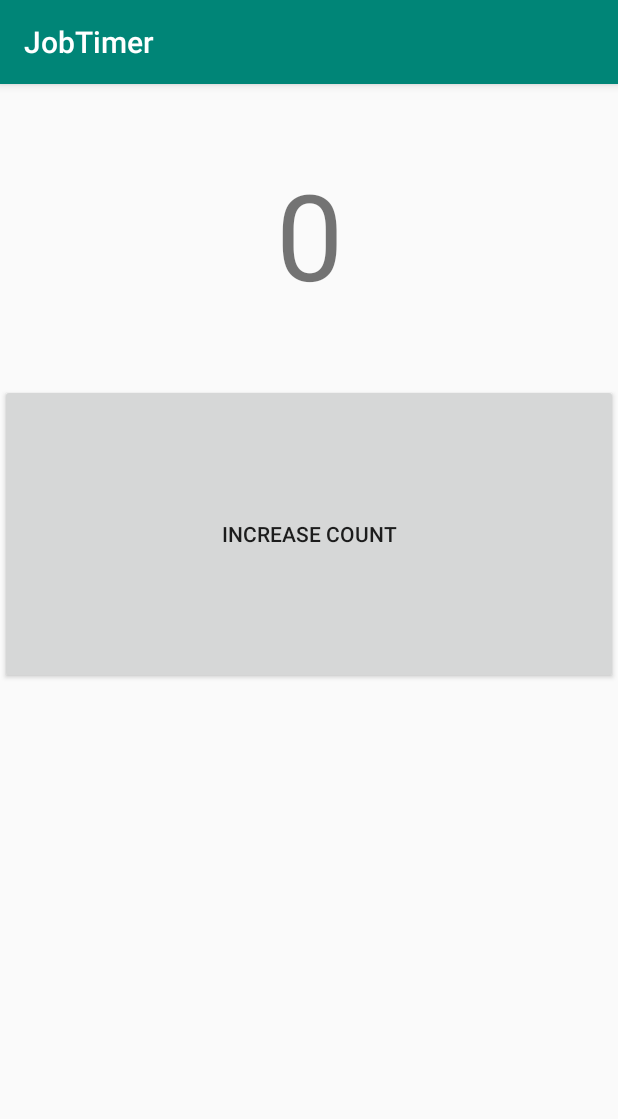
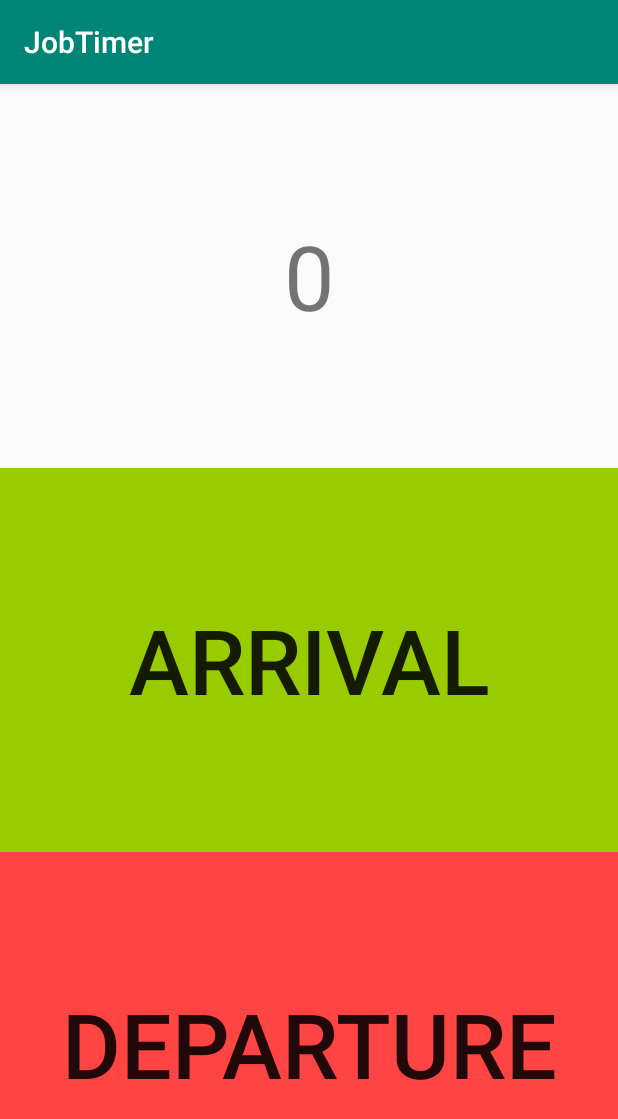
Before and after one commit to ramruizni/JobTimer, an Android app: the screen it shows after launch (MainActivity), on a phone screen of 412 x 824 dp. Shown: the top 1119 px of the screen. Run offline under Robolectric (Android 15) with nearby library versions, the phone set to English and light mode, and no system bars; 4 statements that could not run were skipped.

```diff
--- a/app/src/main/java/com/valid/jobtimer/KoinApp.kt
+++ b/app/src/main/java/com/valid/jobtimer/KoinApp.kt
@@ -6,6 +6,6 @@ import org.koin.android.ext.android.startKoin
 class KoinApp : Application() {
     override fun onCreate() {
         super.onCreate()
-        startKoin(this, listOf(mainModule))
+        startKoin(this, listOf(timesModule))
     }
 }
--- a/app/src/main/java/com/valid/jobtimer/KoinModules.kt
+++ b/app/src/main/java/com/valid/jobtimer/KoinModules.kt
@@ -1,8 +1,8 @@
 package com.valid.jobtimer
 
-import com.valid.jobtimer.viewmodels.MainViewModel
+import com.valid.jobtimer.viewmodels.TimesViewModel
 import org.koin.dsl.module.module
 
-val mainModule = module {
-    single { MainViewModel() }
+val timesModule = module {
+    single { TimesViewModel() }
 }
--- a/app/src/main/java/com/valid/jobtimer/MainActivity.kt
+++ b/app/src/main/java/com/valid/jobtimer/MainActivity.kt
@@ -1,7 +1,7 @@
 package com.valid.jobtimer
 
+import android.os.Bundle
 import androidx.appcompat.app.AppCompatActivity
-import android.os.Bundle
 
 class MainActivity : AppCompatActivity() {
 
--- a/app/src/main/java/com/valid/jobtimer/views/Main.kt
+++ b/app/src/main/java/com/valid/jobtimer/views/MainFragment.kt
@@ -6,14 +6,15 @@ import android.view.View
 import android.view.ViewGroup
 import androidx.fragment.app.Fragment
 import androidx.lifecycle.Observer
+import androidx.navigation.fragment.findNavController
 import com.valid.jobtimer.R
-import com.valid.jobtimer.viewmodels.MainViewModel
+import com.valid.jobtimer.viewmodels.TimesViewModel
 import kotlinx.android.synthetic.main.main_fragment.*
 import org.koin.androidx.viewmodel.ext.android.viewModel
 
-class Main : Fragment() {
+class MainFragment : Fragment() {
 
-    private val viewModel by viewModel<MainViewModel>()
+    private val viewModel by viewModel<TimesViewModel>()
 
     override fun onCreateView(
         inflater: LayoutInflater, container: ViewGroup?,
@@ -25,13 +26,23 @@ class Main : Fragment() {
     override fun onViewCreated(view: View, savedInstanceState: Bundle?) {
         super.onViewCreated(view, savedInstanceState)
 
-        btnIncrease.setOnClickListener {
-            viewModel.startTimer()
+        viewModel.startTimer(activity!!)
+
+        tvCount.setOnClickListener {
+            findNavController().navigate(R.id.toDetail, null)
         }
 
-        viewModel.weeklyHoursMissing.observe(this, Observer {
+        viewModel.weekTimeMissing.observe(this, Observer {
             tvCount.text = it.toString()
         })
+
+        btnArrival.setOnClickListener {
+            viewModel.setDayArrival(activity!!)
+        }
+
+        btnDeparture.setOnClickListener {
+            viewModel.setDayDeparture(activity!!)
+        }
     }
 
 }
--- a/app/src/main/res/layout/main_fragment.xml
+++ b/app/src/main/res/layout/main_fragment.xml
@@ -4,20 +4,31 @@
         xmlns:tools="http://schemas.android.com/tools"
         android:layout_width="match_parent"
         android:layout_height="match_parent"
-        tools:context=".views.Main">
+        tools:context=".views.MainFragment">
 
     <LinearLayout android:layout_width="match_parent" android:layout_height="match_parent"
-    android:orientation="vertical">
+                  android:weightSum="3"
+                  android:orientation="vertical">
 
         <TextView android:id="@+id/tvCount"
-                android:layout_width="match_parent" android:layout_height="200dp"
+                  android:layout_width="match_parent" android:layout_height="0dp"
+                  android:layout_weight="1"
                   android:text="0"
-                  android:textSize="80sp"
+                  android:textSize="60sp"
                   android:gravity="center"/>
 
-        <Button android:id="@+id/btnIncrease"
-                android:layout_width="match_parent" android:layout_height="200dp"
-                android:text="INCREASE COUNT"/>
+        <Button android:id="@+id/btnArrival"
+                android:layout_width="match_parent" android:layout_height="0dp"
+                android:layout_weight="1"
+                android:text="Arrival"
+                android:textSize="60sp"
+                android:background="@android:color/holo_green_light"/>
+        <Button android:id="@+id/btnDeparture"
+                android:layout_width="match_parent" android:layout_height="0dp"
+                android:layout_weight="1"
+                android:text="Departure"
+                android:textSize="60sp"
+                android:background="@android:color/holo_red_light"/>
 
     </LinearLayout>
 
--- a/app/src/main/res/navigation/navigation_graph.xml
+++ b/app/src/main/res/navigation/navigation_graph.xml
@@ -4,6 +4,12 @@
             xmlns:tools="http://schemas.android.com/tools" android:id="@+id/navigation_graph"
             app:startDestination="@id/main">
 
-    <fragment android:id="@+id/main" android:name="com.valid.jobtimer.views.Main" android:label="main_fragment"
-              tools:layout="@layout/main_fragment"/>
+    <fragment android:id="@+id/main" android:name="com.valid.jobtimer.views.MainFragment" android:label="main_fragment"
+              tools:layout="@layout/main_fragment">
+        <action android:id="@+id/toDetail" app:destination="@id/detailFragment"/>
+    </fragment>
+    <fragment android:id="@+id/detailFragment" android:name="com.valid.jobtimer.views.DetailFragment"
+              android:label="detail_fragment" tools:layout="@layout/detail_fragment">
+        <action android:id="@+id/toMain" app:destination="@id/main"/>
+    </fragment>
 </navigation>
```
Also changed, not shown: app/src/main/java/com/valid/jobtimer/utils/CalendarUtils.kt (added, +43 -0 lines), app/src/main/java/com/valid/jobtimer/viewmodels/MainViewModel.kt (deleted, +0 -32 lines), app/src/main/java/com/valid/jobtimer/viewmodels/TimesViewModel.kt (added, +47 -0 lines), app/src/main/java/com/valid/jobtimer/views/DetailFragment.kt (added, +33 -0 lines), app/src/main/res/layout/detail_fragment.xml (added, +30 -0 lines).
